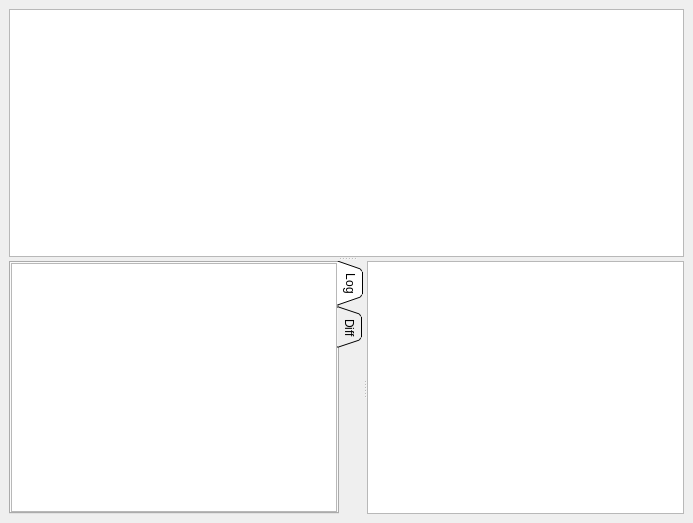
This is src/revsview.ui in tibirna/qgit as Qt 5 draws it before an edit. The edited form follows.
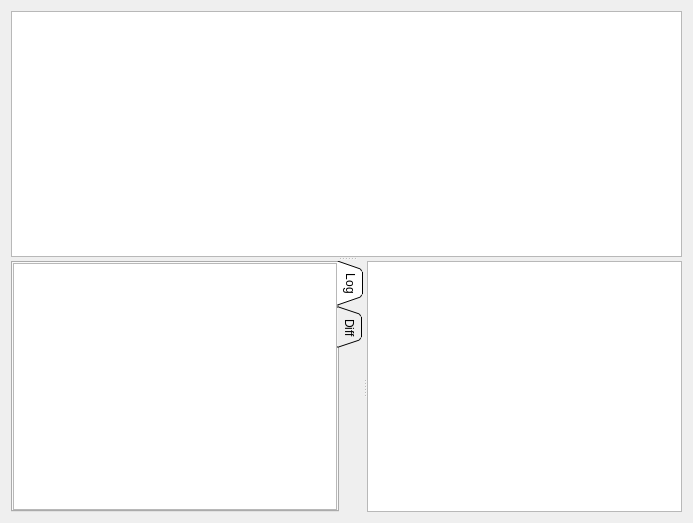
This is the edited form. Custom widgets are drawn as their Qt base class.

Commit message: Commit titles will now wrap in the log view.

Patch:
```diff
--- a/src/revsview.ui
+++ b/src/revsview.ui
@@ -13,12 +13,6 @@
    <string>Rev list</string>
   </property>
   <layout class="QHBoxLayout" >
-   <property name="margin" >
-    <number>9</number>
-   </property>
-   <property name="spacing" >
-    <number>6</number>
-   </property>
    <item>
     <widget class="QSplitter" name="horizontalSplitter" >
      <property name="orientation" >
@@ -59,6 +53,14 @@
         <number>0</number>
        </property>
        <widget class="QTabWidget" name="tabLogDiff" >
+        <property name="geometry" >
+         <rect>
+          <x>0</x>
+          <y>0</y>
+          <width>346</width>
+          <height>249</height>
+         </rect>
+        </property>
         <property name="tabPosition" >
          <enum>QTabWidget::East</enum>
         </property>
@@ -69,6 +71,14 @@
          <number>0</number>
         </property>
         <widget class="QWidget" name="Log" >
+         <property name="geometry" >
+          <rect>
+           <x>0</x>
+           <y>0</y>
+           <width>317</width>
+           <height>243</height>
+          </rect>
+         </property>
          <attribute name="title" >
           <string>Log</string>
          </attribute>
@@ -82,7 +92,7 @@
           <item>
            <widget class="RevDesc" name="textBrowserDesc" >
             <property name="lineWrapMode" >
-             <enum>QTextEdit::NoWrap</enum>
+             <enum>QTextEdit::WidgetWidth</enum>
             </property>
            </widget>
           </item>
```
Left out of the diff: 16 changed lines with no effect on the pictures.
